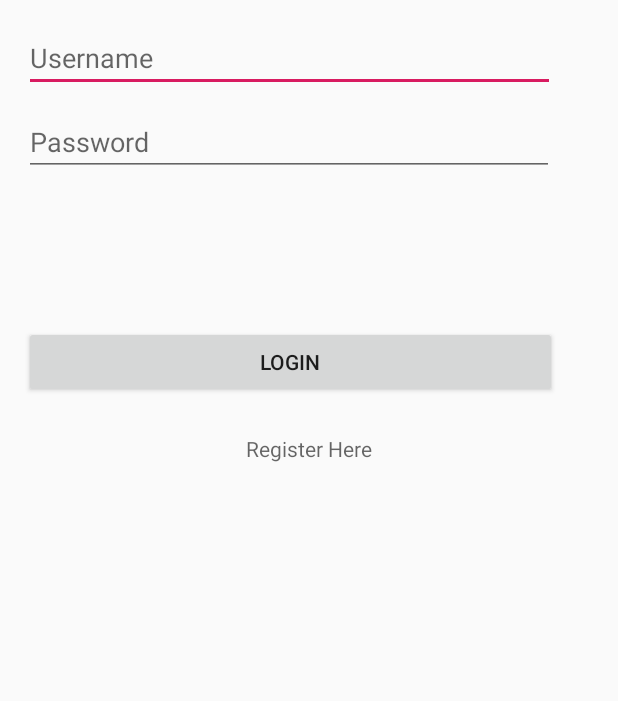
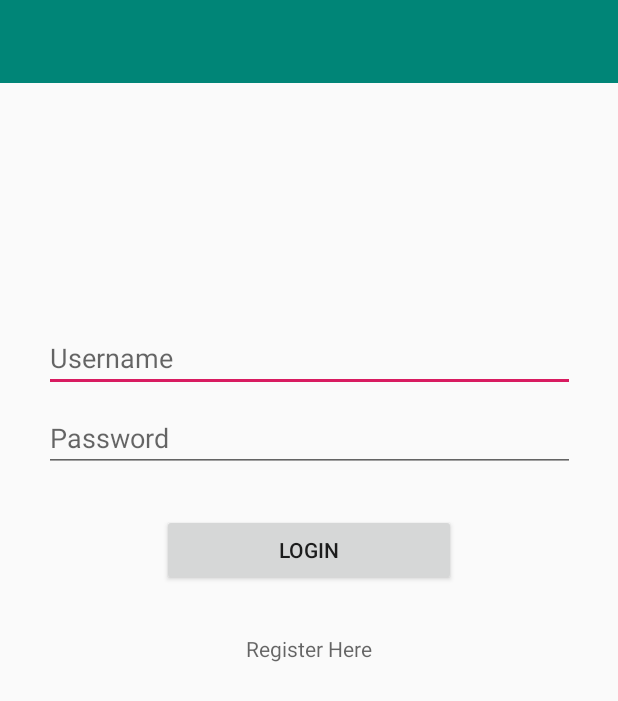
Before and after one commit to Xiink/MyMaps-master, an Android app: the layout activity_login.xml on its own in the app's theme, with its tools: preview values and no code run, on a phone screen of 412 x 824 dp. Shown: the top 701 px of the screen. Run offline under Robolectric (Android 15) with nearby library versions, the phone set to English and light mode, and no system bars.

Commit message:
2019/09/11 部分BUG修正 layout

```diff
--- a/app/src/main/res/layout/activity_login.xml
+++ b/app/src/main/res/layout/activity_login.xml
@@ -6,58 +6,58 @@
     android:layout_height="match_parent"
     tools:context=".LoginActivity">
 
+    <android.support.constraint.ConstraintLayout
+        android:layout_width="match_parent"
+        android:layout_height="512dp"
+        android:layout_marginTop="8dp"
+        android:layout_marginBottom="8dp"
+        app:layout_constraintBottom_toBottomOf="parent"
+        app:layout_constraintTop_toBottomOf="@+id/constraintLayout">
+
         <EditText
             android:id="@+id/LUsername"
             android:layout_width="354dp"
             android:layout_height="wrap_content"
-        android:layout_marginStart="16dp"
-        android:layout_marginTop="16dp"
+            android:layout_marginStart="8dp"
+            android:layout_marginTop="32dp"
             android:layout_marginEnd="8dp"
             android:ems="10"
             android:hint="Username"
             android:inputType="textPersonName"
             app:layout_constraintEnd_toEndOf="parent"
-        app:layout_constraintHorizontal_bias="0.0"
             app:layout_constraintStart_toStartOf="parent"
             app:layout_constraintTop_toTopOf="parent" />
 
         <Button
             android:id="@+id/Llogin"
-        android:layout_width="355dp"
+            android:layout_width="196dp"
             android:layout_height="wrap_content"
-        android:layout_marginStart="16dp"
-        android:layout_marginTop="8dp"
+            android:layout_marginStart="8dp"
+            android:layout_marginTop="28dp"
             android:layout_marginEnd="8dp"
-        android:layout_marginBottom="8dp"
             android:text="Login"
-        app:layout_constraintBottom_toBottomOf="parent"
             app:layout_constraintEnd_toEndOf="parent"
-        app:layout_constraintHorizontal_bias="0.0"
             app:layout_constraintStart_toStartOf="parent"
-        app:layout_constraintTop_toTopOf="parent"
-        app:layout_constraintVertical_bias="0.275" />
+            app:layout_constraintTop_toBottomOf="@+id/LPassowrd" />
 
         <EditText
             android:id="@+id/LPassowrd"
-        android:layout_width="353dp"
+            android:layout_width="354dp"
             android:layout_height="wrap_content"
-        android:layout_marginStart="16dp"
-        android:layout_marginTop="72dp"
-        android:layout_marginEnd="8dp"
+            android:layout_marginTop="8dp"
             android:ems="10"
             android:hint="Password"
             android:inputType="textPassword"
-        app:layout_constraintEnd_toEndOf="parent"
-        app:layout_constraintHorizontal_bias="0.0"
-        app:layout_constraintStart_toStartOf="parent"
-        app:layout_constraintTop_toTopOf="parent" />
+            app:layout_constraintEnd_toEndOf="@+id/LUsername"
+            app:layout_constraintStart_toStartOf="@+id/LUsername"
+            app:layout_constraintTop_toBottomOf="@+id/LUsername" />
 
         <TextView
             android:id="@+id/LRegisterHere"
             android:layout_width="wrap_content"
-        android:layout_height="wrap_content"
+            android:layout_height="21dp"
             android:layout_marginStart="8dp"
-        android:layout_marginTop="24dp"
+            android:layout_marginTop="32dp"
             android:layout_marginEnd="8dp"
             android:hint="Register Here"
             app:layout_constraintEnd_toEndOf="parent"
@@ -65,3 +65,27 @@
             app:layout_constraintTop_toBottomOf="@+id/Llogin" />
 
     </android.support.constraint.ConstraintLayout>
+
+    <android.support.constraint.ConstraintLayout
+        android:id="@+id/constraintLayout"
+        android:layout_width="0dp"
+        android:layout_height="55dp"
+        app:layout_constraintEnd_toEndOf="parent"
+        app:layout_constraintStart_toStartOf="parent"
+        app:layout_constraintTop_toTopOf="parent">
+
+        <android.support.v7.widget.Toolbar
+            android:id="@+id/toolbar"
+            android:layout_width="0dp"
+            android:layout_height="wrap_content"
+            android:background="?attr/colorPrimary"
+            android:minHeight="?attr/actionBarSize"
+            android:theme="?attr/actionBarTheme"
+            app:layout_constraintBottom_toBottomOf="parent"
+            app:layout_constraintEnd_toEndOf="parent"
+            app:layout_constraintStart_toStartOf="parent"
+            app:layout_constraintTop_toTopOf="parent" />
+
+    </android.support.constraint.ConstraintLayout>
+
+</android.support.constraint.ConstraintLayout>
--- a/app/src/main/res/values/styles.xml
+++ b/app/src/main/res/values/styles.xml
@@ -1,7 +1,7 @@
 <resources>
 
     <!-- Base application theme. -->
-    <style name="AppTheme" parent="Theme.AppCompat.Light.DarkActionBar">
+    <style name="AppTheme" parent="Theme.AppCompat.Light.NoActionBar">
         <!-- Customize your theme here. -->
         <item name="colorPrimary">@color/colorPrimary</item>
         <item name="colorPrimaryDark">@color/colorPrimaryDark</item>
```
Lines whose indentation alone changed are shown as unchanged.
